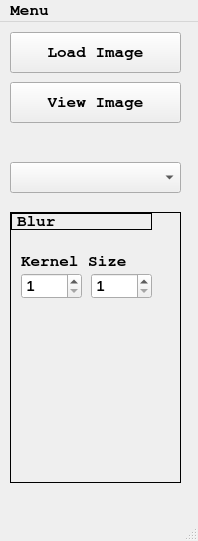
First picture: the form in mainwindow.ui, repository alexcasq/guiDataGenerator, before the edit.
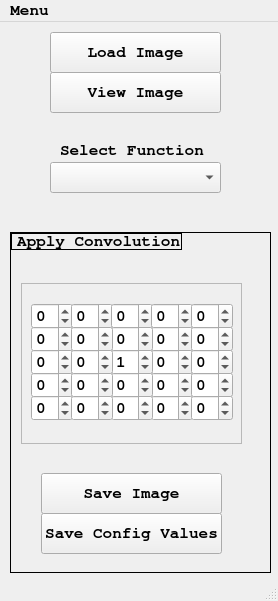
Second picture: the form after the edit.

Commit message:
Add bilateral filter and filter2d.
Add function bilateral filter and filter2d, save image function was created.

What changed in the file:
```diff
--- a/mainwindow.ui
+++ b/mainwindow.ui
@@ -6,8 +6,8 @@
    <rect>
     <x>0</x>
     <y>0</y>
-    <width>198</width>
-    <height>541</height>
+    <width>278</width>
+    <height>601</height>
    </rect>
   </property>
   <property name="font">
@@ -25,7 +25,7 @@
    <widget class="QPushButton" name="pb_loadImage">
     <property name="geometry">
      <rect>
-      <x>10</x>
+      <x>50</x>
       <y>10</y>
       <width>171</width>
       <height>41</height>
@@ -47,16 +47,16 @@
     <property name="geometry">
      <rect>
       <x>10</x>
-      <y>190</y>
-      <width>171</width>
-      <height>271</height>
+      <y>210</y>
+      <width>261</width>
+      <height>341</height>
      </rect>
     </property>
     <property name="frameShape">
      <enum>QFrame::Box</enum>
     </property>
     <property name="currentIndex">
-     <number>1</number>
+     <number>4</number>
     </property>
     <widget class="QWidget" name="Gaussian">
      <widget class="QSpinBox" name="spinBox_k1">
@@ -211,7 +211,7 @@
        <rect>
         <x>0</x>
         <y>0</y>
-        <width>141</width>
+        <width>171</width>
         <height>17</height>
        </rect>
       </property>
@@ -239,14 +239,635 @@
       </property>
      </widget>
     </widget>
-    <widget class="QWidget" name="MedianBlur"/>
-    <widget class="QWidget" name="BilateralFilter"/>
+    <widget class="QWidget" name="MedianBlur">
+     <widget class="QLabel" name="label_medianBlur">
+      <property name="geometry">
+       <rect>
+        <x>0</x>
+        <y>0</y>
+        <width>171</width>
+        <height>17</height>
+       </rect>
+      </property>
+      <property name="frameShape">
+       <enum>QFrame::Box</enum>
+      </property>
+      <property name="text">
+       <string>Median Blur</string>
+      </property>
+     </widget>
+     <widget class="QSpinBox" name="spinBox_ksizeMB">
+      <property name="geometry">
+       <rect>
+        <x>10</x>
+        <y>60</y>
+        <width>61</width>
+        <height>26</height>
+       </rect>
+      </property>
+      <property name="minimum">
+       <number>1</number>
+      </property>
+      <property name="maximum">
+       <number>255</number>
+      </property>
+     </widget>
+     <widget class="QLabel" name="label_ksizeMB">
+      <property name="geometry">
+       <rect>
+        <x>10</x>
+        <y>40</y>
+        <width>67</width>
+        <height>17</height>
+       </rect>
+      </property>
+      <property name="frameShape">
+       <enum>QFrame::NoFrame</enum>
+      </property>
+      <property name="text">
+       <string notr="true">kSIZE</string>
+      </property>
+     </widget>
+    </widget>
+    <widget class="QWidget" name="BilateralFilter">
+     <widget class="QLabel" name="label_bilFilter">
+      <property name="geometry">
+       <rect>
+        <x>0</x>
+        <y>0</y>
+        <width>171</width>
+        <height>17</height>
+       </rect>
+      </property>
+      <property name="frameShape">
+       <enum>QFrame::Box</enum>
+      </property>
+      <property name="text">
+       <string>Bilateral Filter</string>
+      </property>
+     </widget>
+     <widget class="QSpinBox" name="spinBox_BFd">
+      <property name="geometry">
+       <rect>
+        <x>10</x>
+        <y>60</y>
+        <width>71</width>
+        <height>26</height>
+       </rect>
+      </property>
+      <property name="minimum">
+       <number>1</number>
+      </property>
+      <property name="maximum">
+       <number>255</number>
+      </property>
+     </widget>
+     <widget class="QDoubleSpinBox" name="doubleSpinBox_BFsigmaColor">
+      <property name="geometry">
+       <rect>
+        <x>10</x>
+        <y>120</y>
+        <width>101</width>
+        <height>26</height>
+       </rect>
+      </property>
+      <property name="minimum">
+       <double>1.000000000000000</double>
+      </property>
+      <property name="maximum">
+       <double>255.000000000000000</double>
+      </property>
+     </widget>
+     <widget class="QDoubleSpinBox" name="doubleSpinBox_BFsigmaSpace">
+      <property name="geometry">
+       <rect>
+        <x>10</x>
+        <y>180</y>
+        <width>101</width>
+        <height>26</height>
+       </rect>
+      </property>
+      <property name="minimum">
+       <double>1.000000000000000</double>
+      </property>
+      <property name="maximum">
+       <double>255.000000000000000</double>
+      </property>
+     </widget>
+     <widget class="QLabel" name="label_BFd">
+      <property name="geometry">
+       <rect>
+        <x>16</x>
+        <y>40</y>
+        <width>71</width>
+        <height>20</height>
+       </rect>
+      </property>
+      <property name="text">
+       <string>d</string>
+      </property>
+     </widget>
+     <widget class="QLabel" name="label_BFSC">
+      <property name="geometry">
+       <rect>
+        <x>10</x>
+        <y>100</y>
+        <width>111</width>
+        <height>17</height>
+       </rect>
+      </property>
+      <property name="text">
+       <string>Sigma Color</string>
+      </property>
+     </widget>
+     <widget class="QLabel" name="label_BFSS">
+      <property name="geometry">
+       <rect>
+        <x>10</x>
+        <y>160</y>
+        <width>121</width>
+        <height>17</height>
+       </rect>
+      </property>
+      <property name="text">
+       <string>Sigma Space</string>
+      </property>
+     </widget>
+    </widget>
+    <widget class="QWidget" name="page">
+     <widget class="QLabel" name="label_convolution">
+      <property name="geometry">
+       <rect>
+        <x>0</x>
+        <y>0</y>
+        <width>171</width>
+        <height>17</height>
+       </rect>
+      </property>
+      <property name="frameShape">
+       <enum>QFrame::Box</enum>
+      </property>
+      <property name="text">
+       <string>Apply Convolution</string>
+      </property>
+     </widget>
+     <widget class="QFrame" name="frame">
+      <property name="geometry">
+       <rect>
+        <x>10</x>
+        <y>50</y>
+        <width>221</width>
+        <height>161</height>
+       </rect>
+      </property>
+      <property name="frameShape">
+       <enum>QFrame::StyledPanel</enum>
+      </property>
+      <property name="frameShadow">
+       <enum>QFrame::Raised</enum>
+      </property>
+      <widget class="QSpinBox" name="spinBox_k00">
+       <property name="geometry">
+        <rect>
+         <x>10</x>
+         <y>20</y>
+         <width>42</width>
+         <height>26</height>
+        </rect>
+       </property>
+       <property name="minimum">
+        <number>-255</number>
+       </property>
+       <property name="maximum">
+        <number>255</number>
+       </property>
+      </widget>
+      <widget class="QSpinBox" name="spinBox_k01">
+       <property name="geometry">
+        <rect>
+         <x>50</x>
+         <y>20</y>
+         <width>42</width>
+         <height>26</height>
+        </rect>
+       </property>
+       <property name="minimum">
+        <number>-255</number>
+       </property>
+       <property name="maximum">
+        <number>255</number>
+       </property>
+      </widget>
+      <widget class="QSpinBox" name="spinBox_k02">
+       <property name="geometry">
+        <rect>
+         <x>90</x>
+         <y>20</y>
+         <width>42</width>
+         <height>26</height>
+        </rect>
+       </property>
+       <property name="minimum">
+        <number>-255</number>
+       </property>
+       <property name="maximum">
+        <number>255</number>
+       </property>
+      </widget>
+      <widget class="QSpinBox" name="spinBox_k03">
+       <property name="geometry">
+        <rect>
+         <x>130</x>
+         <y>20</y>
+         <width>42</width>
+         <height>26</height>
+        </rect>
+       </property>
+       <property name="minimum">
+        <number>-255</number>
+       </property>
+       <property name="maximum">
+        <number>255</number>
+       </property>
+      </widget>
+      <widget class="QSpinBox" name="spinBox_k04">
+       <property name="geometry">
+        <rect>
+         <x>170</x>
+         <y>20</y>
+         <width>42</width>
+         <height>26</height>
+        </rect>
+       </property>
+       <property name="minimum">
+        <number>-255</number>
+       </property>
+       <property name="maximum">
+        <number>255</number>
+       </property>
+      </widget>
+      <widget class="QSpinBox" name="spinBox_k10">
+       <property name="geometry">
+        <rect>
+         <x>10</x>
+         <y>43</y>
+         <width>42</width>
+         <height>26</height>
+        </rect>
+       </property>
+       <property name="minimum">
+        <number>-255</number>
+       </property>
+       <property name="maximum">
+        <number>255</number>
+       </property>
+      </widget>
+      <widget class="QSpinBox" name="spinBox_k13">
+       <property name="geometry">
+        <rect>
+         <x>130</x>
+         <y>43</y>
+         <width>42</width>
+         <height>26</height>
+        </rect>
+       </property>
+       <property name="minimum">
+        <number>-255</number>
+       </property>
+       <property name="maximum">
+        <number>255</number>
+       </property>
+      </widget>
+      <widget class="QSpinBox" name="spinBox_k12">
+       <property name="geometry">
+        <rect>
+         <x>90</x>
+         <y>43</y>
+         <width>42</width>
+         <height>26</height>
+        </rect>
+       </property>
+       <property name="minimum">
+        <number>-255</number>
+       </property>
+       <property name="maximum">
+        <number>255</number>
+       </property>
+      </widget>
+      <widget class="QSpinBox" name="spinBox_k14">
+       <property name="geometry">
+        <rect>
+         <x>170</x>
+         <y>43</y>
+         <width>42</width>
+         <height>26</height>
+        </rect>
+       </property>
+       <property name="minimum">
+        <number>-255</number>
+       </property>
+       <property name="maximum">
+        <number>255</number>
+       </property>
+      </widget>
+      <widget class="QSpinBox" name="spinBox_k11">
+       <property name="geometry">
+        <rect>
+         <x>50</x>
+         <y>43</y>
+         <width>42</width>
+         <height>26</height>
+        </rect>
+       </property>
+       <property name="minimum">
+        <number>-255</number>
+       </property>
+       <property name="maximum">
+        <number>255</number>
+       </property>
+      </widget>
+      <widget class="QSpinBox" name="spinBox_k20">
+       <property name="geometry">
+        <rect>
+         <x>10</x>
+         <y>66</y>
+         <width>42</width>
+         <height>26</height>
+        </rect>
+       </property>
+       <property name="minimum">
+        <number>-255</number>
+       </property>
+       <property name="maximum">
+        <number>255</number>
+       </property>
+      </widget>
+      <widget class="QSpinBox" name="spinBox_k23">
+       <property name="geometry">
+        <rect>
+         <x>130</x>
+         <y>66</y>
+         <width>42</width>
+         <height>26</height>
+        </rect>
+       </property>
+       <property name="minimum">
+        <number>-255</number>
+       </property>
+       <property name="maximum">
+        <number>255</number>
+       </property>
+      </widget>
+      <widget class="QSpinBox" name="spinBox_k22">
+       <property name="geometry">
+        <rect>
+         <x>90</x>
+         <y>66</y>
+         <width>42</width>
+         <height>26</height>
+        </rect>
+       </property>
+       <property name="minimum">
+        <number>-255</number>
+       </property>
+       <property name="maximum">
+        <number>255</number>
+       </property>
+       <property name="value">
+        <number>1</number>
+       </property>
+      </widget>
+      <widget class="QSpinBox" name="spinBox_k24">
+       <property name="geometry">
+        <rect>
+         <x>170</x>
+         <y>66</y>
+         <width>42</width>
+         <height>26</height>
+        </rect>
+       </property>
+       <property name="minimum">
+        <number>-255</number>
+       </property>
+       <property name="maximum">
+        <number>255</number>
+       </property>
+      </widget>
+      <widget class="QSpinBox" name="spinBox_k21">
+       <property name="geometry">
+        <rect>
+         <x>50</x>
+         <y>66</y>
+         <width>42</width>
+         <height>26</height>
+        </rect>
+       </property>
+       <property name="minimum">
+        <number>-255</number>
+       </property>
+       <property name="maximum">
+        <number>255</number>
+       </property>
+      </widget>
+      <widget class="QSpinBox" name="spinBox_k30">
+       <property name="geometry">
+        <rect>
+         <x>10</x>
+         <y>89</y>
+         <width>42</width>
+         <height>26</height>
+        </rect>
+       </property>
+       <property name="minimum">
+        <number>-255</number>
+       </property>
+       <property name="maximum">
+        <number>255</number>
+       </property>
+      </widget>
+      <widget class="QSpinBox" name="spinBox_k33">
+       <property name="geometry">
+        <rect>
+         <x>130</x>
+         <y>89</y>
+         <width>42</width>
+         <height>26</height>
+        </rect>
+       </property>
+       <property name="minimum">
+        <number>-255</number>
+       </property>
+       <property name="maximum">
+        <number>255</number>
+       </property>
+      </widget>
+      <widget class="QSpinBox" name="spinBox_k32">
+       <property name="geometry">
+        <rect>
+         <x>90</x>
+         <y>89</y>
+         <width>42</width>
+         <height>26</height>
+        </rect>
+       </property>
+       <property name="minimum">
+        <number>-255</number>
+       </property>
+       <property name="maximum">
+        <number>255</number>
+       </property>
+      </widget>
+      <widget class="QSpinBox" name="spinBox_k34">
+       <property name="geometry">
+        <rect>
+         <x>170</x>
+         <y>89</y>
+         <width>42</width>
+         <height>26</height>
+        </rect>
+       </property>
+       <property name="minimum">
+        <number>-255</number>
+       </property>
+       <property name="maximum">
+        <number>255</number>
+       </property>
+      </widget>
+      <widget class="QSpinBox" name="spinBox_k31">
+       <property name="geometry">
+        <rect>
+         <x>50</x>
+         <y>89</y>
+         <width>42</width>
+         <height>26</height>
+        </rect>
+       </property>
+       <property name="minimum">
+        <number>-255</number>
+       </property>
+       <property name="maximum">
+        <number>255</number>
+       </property>
+      </widget>
+      <widget class="QSpinBox" name="spinBox_k40">
+       <property name="geometry">
+        <rect>
+         <x>10</x>
+         <y>112</y>
+         <width>42</width>
+         <height>26</height>
+        </rect>
+       </property>
+       <property name="minimum">
+        <number>-255</number>
+       </property>
+       <property name="maximum">
+        <number>255</number>
+       </property>
+      </widget>
+      <widget class="QSpinBox" name="spinBox_k43">
+       <property name="geometry">
+        <rect>
+         <x>130</x>
+         <y>112</y>
+         <width>42</width>
+         <height>26</height>
+        </rect>
+       </property>
+       <property name="minimum">
+        <number>-255</number>
+       </property>
+       <property name="maximum">
+        <number>255</number>
+       </property>
+      </widget>
+      <widget class="QSpinBox" name="spinBox_k42">
+       <property name="geometry">
+        <rect>
+         <x>90</x>
+         <y>112</y>
+         <width>42</width>
+         <height>26</height>
+        </rect>
+       </property>
+       <property name="minimum">
+        <number>-255</number>
+       </property>
+       <property name="maximum">
+        <number>255</number>
+       </property>
+      </widget>
+      <widget class="QSpinBox" name="spinBox_k44">
+       <property name="geometry">
+        <rect>
+         <x>170</x>
+         <y>112</y>
+         <width>42</width>
+         <height>26</height>
+        </rect>
+       </property>
+       <property name="minimum">
+        <number>-255</number>
+       </property>
+       <property name="maximum">
+        <number>255</number>
+       </property>
+      </widget>
+      <widget class="QSpinBox" name="spinBox_k41">
+       <property name="geometry">
+        <rect>
+         <x>50</x>
+         <y>112</y>
+         <width>42</width>
+         <height>26</height>
+        </rect>
+       </property>
+       <property name="minimum">
+        <number>-255</number>
+       </property>
+       <property name="maximum">
+        <number>255</number>
+       </property>
+      </widget>
+     </widget>
+     <widget class="QPushButton" name="pb_saveImageConv">
+      <property name="geometry">
+       <rect>
+        <x>30</x>
+        <y>240</y>
+        <width>181</width>
+        <height>41</height>
+       </rect>
+      </property>
+      <property name="text">
+       <string>Save Image</string>
+      </property>
+     </widget>
+     <widget class="QPushButton" name="pb_saveConfigConv">
+      <property name="geometry">
+       <rect>
+        <x>30</x>
+        <y>280</y>
+        <width>181</width>
+        <height>41</height>
+       </rect>
+      </property>
+      <property name="text">
+       <string>Save Config Values</string>
+      </property>
+     </widget>
+    </widget>
+    <widget class="QWidget" name="page_2"/>
+    <widget class="QWidget" name="page_3"/>
+    <widget class="QWidget" name="page_4"/>
+    <widget class="QWidget" name="page_5"/>
+    <widget class="QWidget" name="page_6"/>
    </widget>
    <widget class="QPushButton" name="pb_viewOriginalImage">
     <property name="geometry">
      <rect>
-      <x>10</x>
-      <y>60</y>
+      <x>50</x>
+      <y>50</y>
       <width>171</width>
       <height>41</height>
      </rect>
@@ -258,7 +879,7 @@
    <widget class="QComboBox" name="comboBox_functions">
     <property name="geometry">
      <rect>
-      <x>10</x>
+      <x>50</x>
       <y>140</y>
       <width>171</width>
       <height>31</height>
@@ -268,6 +889,19 @@
      <number>-1</number>
     </property>
    </widget>
+   <widget class="QLabel" name="label_selectFunction">
+    <property name="geometry">
+     <rect>
+      <x>60</x>
+      <y>120</y>
+      <width>151</width>
+      <height>17</height>
+     </rect>
+    </property>
+    <property name="text">
+     <string>Select Function</string>
+    </property>
+   </widget>
   </widget>
   <widget class="QStatusBar" name="statusbar"/>
   <widget class="QMenuBar" name="menuBar">
@@ -275,7 +909,7 @@
     <rect>
      <x>0</x>
      <y>0</y>
-     <width>198</width>
+     <width>278</width>
      <height>21</height>
     </rect>
    </property>
```
Left out of the diff: 2 changed lines with no effect on the pictures. The commit also changes 2 other files.
